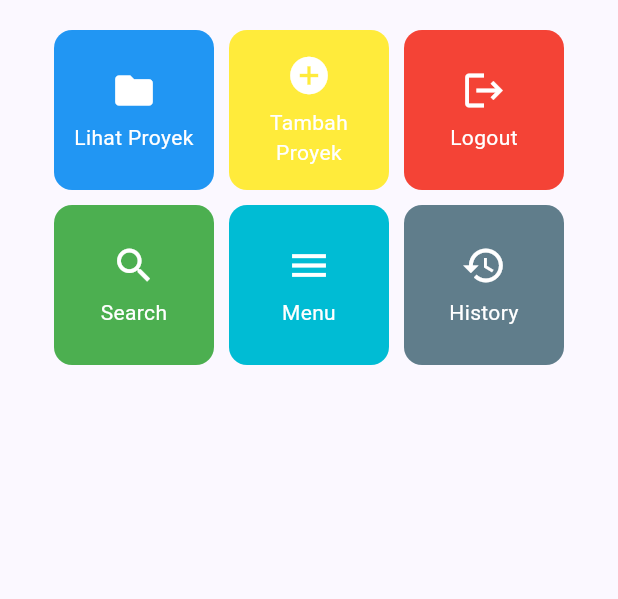
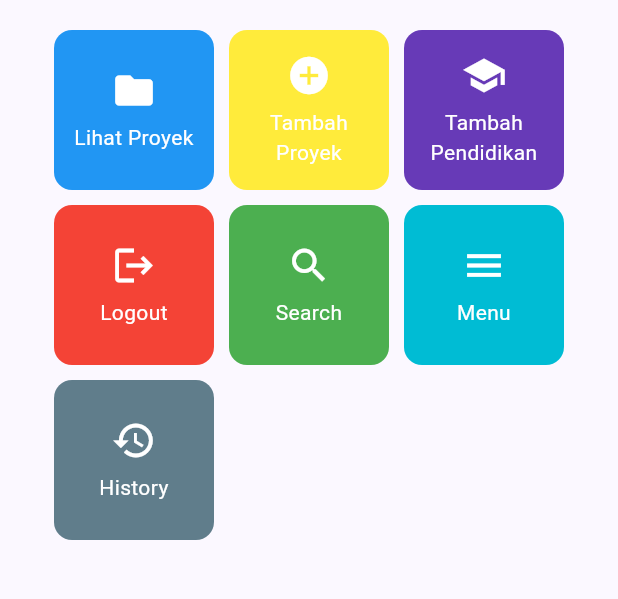
Before and after one commit to ervhinoaryoseto-del/myportofolio_mobile, a Flutter app: the screen it shows after launch, on a phone screen of 412 x 824 dp, the part 357-956 px from its top. Run offline on Flutter 3.47's test engine with Material 3 defaults, Android fonts, the phone set to English and light mode, and no system bars; our stand-ins replace material_ui.

Commit message:
feat: add education action card

```diff
--- a/lib/screens/menu.dart
+++ b/lib/screens/menu.dart
@@ -13,6 +13,7 @@ class MyHomePage extends StatelessWidget {
   final List<ItemHomepage> items = [
     ItemHomepage("Lihat Proyek", Icons.folder, Colors.blue),
     ItemHomepage("Tambah Proyek", Icons.add_circle, Colors.yellow),
+    ItemHomepage("Tambah Pendidikan", Icons.school, Colors.deepPurple),
     ItemHomepage("Logout", Icons.logout, Colors.red),
     ItemHomepage("Search", Icons.search, Colors.green),
     ItemHomepage("Menu", Icons.menu, Colors.cyan),
```
